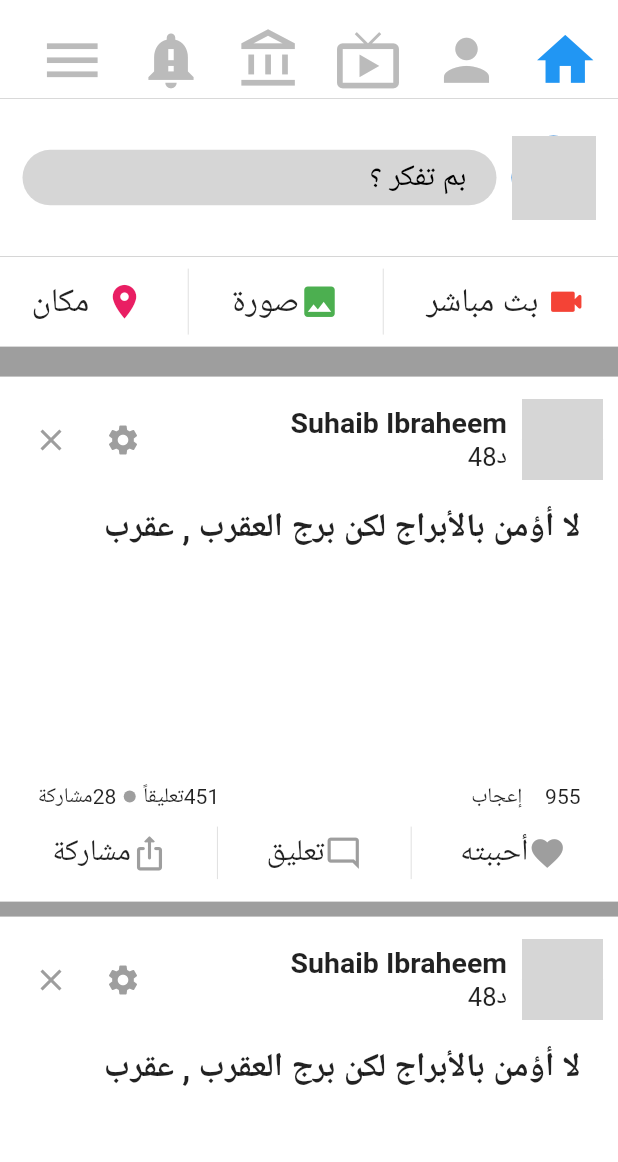
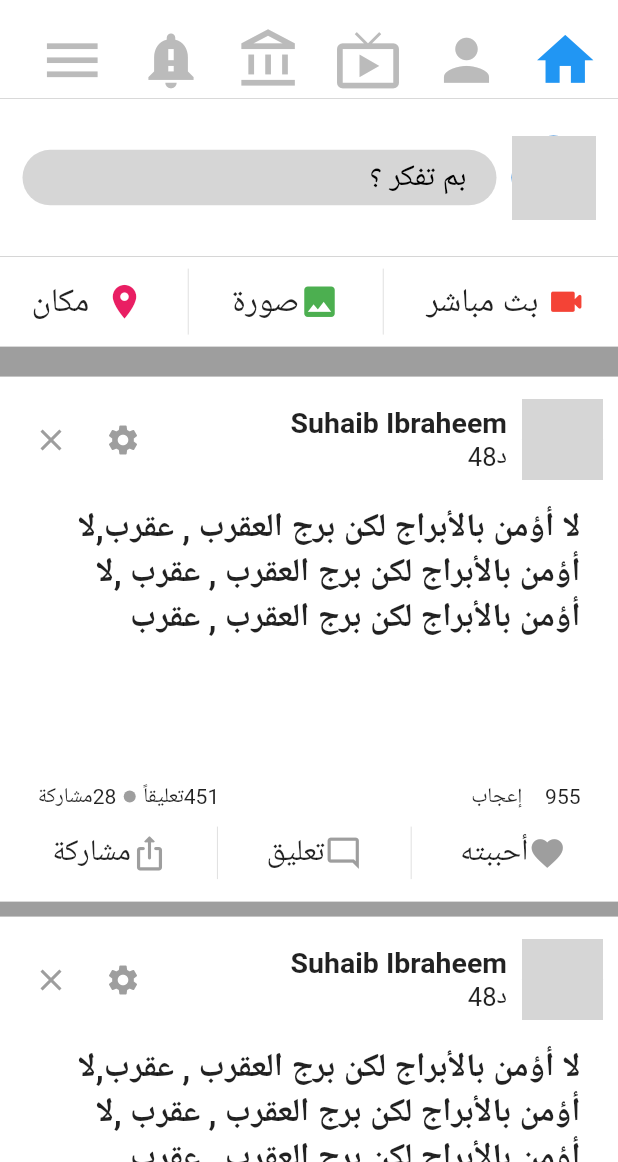
Before and after one commit to Suhaib200119/facebook, a Flutter app: the screen it shows after launch, on a phone screen of 412 x 824 dp, the part 74-1236 px from its top. Run offline on Flutter 3.47's test engine with Material 2 defaults, Android fonts, the phone set to English and light mode, and no system bars; network calls fail; grey boxes are pictures that could not be loaded.

Commit message:
update data

```diff
--- a/lib/HomeScreen.dart
+++ b/lib/HomeScreen.dart
@@ -13,27 +13,57 @@ class _HomeScreenState extends State<HomeScreen> {
     User(
         "Suhaib Ibraheem",
         "https://avatars.githubusercontent.com/u/76217140?s=96&v=4",
-        "لا أؤمن بالأبراج لكن برج العقرب , عقرب"),
+        "لا أؤمن بالأبراج لكن برج العقرب , عقرب,"
+            "لا أؤمن بالأبراج لكن برج العقرب , عقرب ,"
+            "لا أؤمن بالأبراج لكن برج العقرب , عقرب"),
     User(
         "Suhaib Ibraheem",
         "https://avatars.githubusercontent.com/u/76217140?s=96&v=4",
-        "لا أؤمن بالأبراج لكن برج العقرب , عقرب"),
+        "لا أؤمن بالأبراج لكن برج العقرب , عقرب,"
+            "لا أؤمن بالأبراج لكن برج العقرب , عقرب ,"
+            "لا أؤمن بالأبراج لكن برج العقرب , عقرب"),
+
     User(
         "Suhaib Ibraheem",
         "https://avatars.githubusercontent.com/u/76217140?s=96&v=4",
-        "لا أؤمن بالأبراج لكن برج العقرب , عقرب لا أؤمن بالأبراج لكن برج العقرب , عقربلا أؤمن بالأبراج لكن برج العقرب , عقربلا أؤمن بالأبراج لكن برج العقرب , عقربلا أؤمن بالأبراج لكن برج العقرب , عقربلا أؤمن بالأبراج لكن برج العقرب , عقربلا أؤمن بالأبراج لكن برج العقرب , عقرب"),
+        "لا أؤمن بالأبراج لكن برج العقرب , عقرب,"
+            "لا أؤمن بالأبراج لكن برج العقرب , عقرب ,"
+            "لا أؤمن بالأبراج لكن برج العقرب , عقرب"),
+
     User(
         "Suhaib Ibraheem",
         "https://avatars.githubusercontent.com/u/76217140?s=96&v=4",
-        "لا أؤمن بالأبراج لكن برج العقرب , عقرب"),
+        "لا أؤمن بالأبراج لكن برج العقرب , عقرب,"
+            "لا أؤمن بالأبراج لكن برج العقرب , عقرب ,"
+            "لا أؤمن بالأبراج لكن برج العقرب , عقرب"),
+
     User(
         "Suhaib Ibraheem",
         "https://avatars.githubusercontent.com/u/76217140?s=96&v=4",
-        "لا أؤمن بالأبراج لكن برج العقرب , عقرب"),
+        "لا أؤمن بالأبراج لكن برج العقرب , عقرب,"
+            "لا أؤمن بالأبراج لكن برج العقرب , عقرب ,"
+            "لا أؤمن بالأبراج لكن برج العقرب , عقرب"),
+
     User(
         "Suhaib Ibraheem",
         "https://avatars.githubusercontent.com/u/76217140?s=96&v=4",
-        "لا أؤمن بالأبراج لكن برج العقرب , عقرب"),
+        "لا أؤمن بالأبراج لكن برج العقرب , عقرب,"
+            "لا أؤمن بالأبراج لكن برج العقرب , عقرب ,"
+            "لا أؤمن بالأبراج لكن برج العقرب , عقرب"),
+
+    User(
+        "Suhaib Ibraheem",
+        "https://avatars.githubusercontent.com/u/76217140?s=96&v=4",
+        "لا أؤمن بالأبراج لكن برج العقرب , عقرب,"
+            "لا أؤمن بالأبراج لكن برج العقرب , عقرب ,"
+            "لا أؤمن بالأبراج لكن برج العقرب , عقرب"),
+
+    User(
+        "Suhaib Ibraheem",
+        "https://avatars.githubusercontent.com/u/76217140?s=96&v=4",
+        "لا أؤمن بالأبراج لكن برج العقرب , عقرب,"
+            "لا أؤمن بالأبراج لكن برج العقرب , عقرب ,"
+            "لا أؤمن بالأبراج لكن برج العقرب , عقرب"),
   ];
   @override
   Widget build(BuildContext context) {
```
